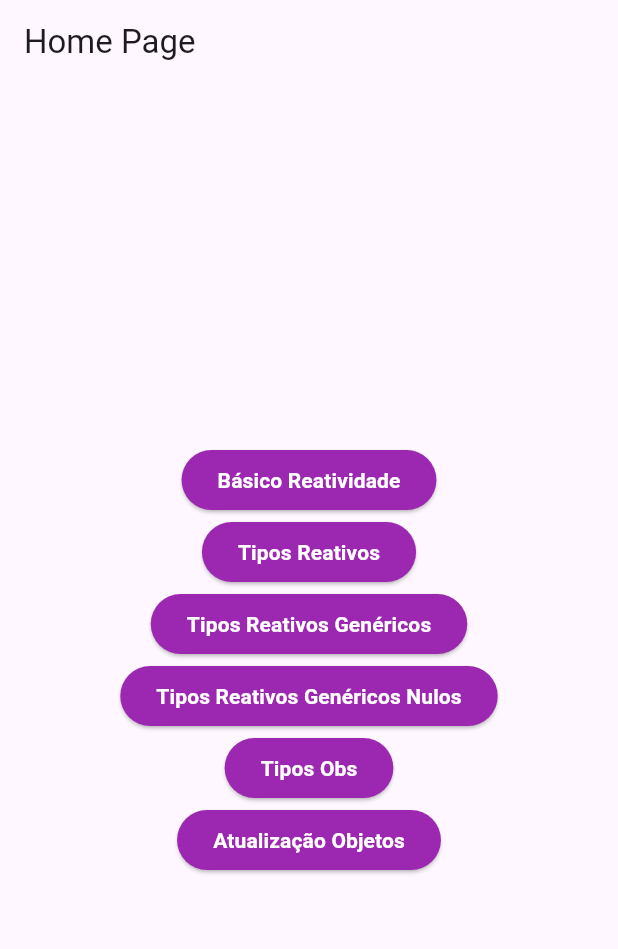
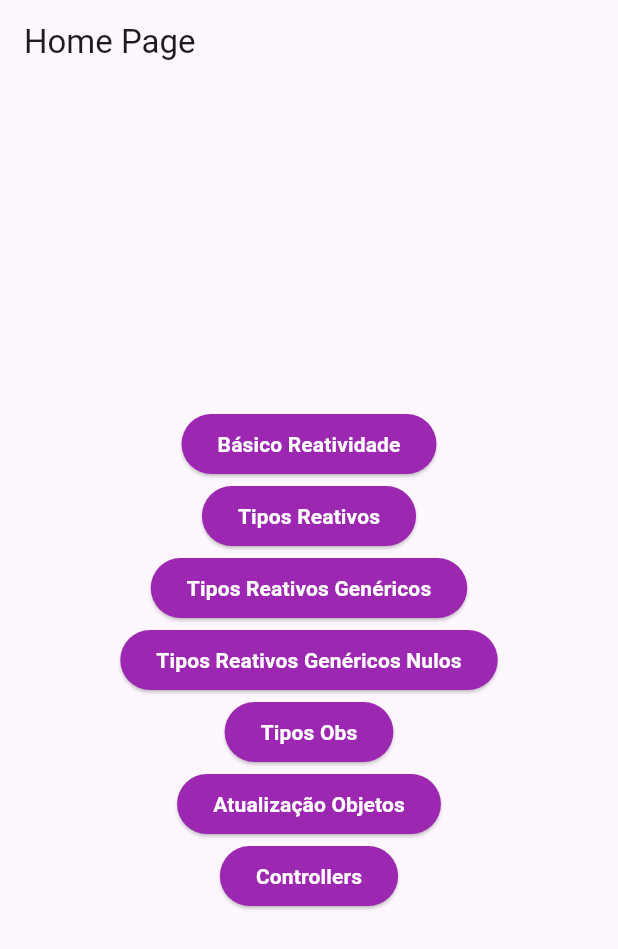
Before and after one commit to victorapc/get_state_manager, a Flutter app: the screen it shows after launch, on a phone screen of 412 x 824 dp. Shown: the top 949 px of the screen. Run offline on Flutter 3.47's test engine with Material 2 defaults, Android fonts, the phone set to English and light mode, and no system bars; our stand-ins replace get.

Commit message:
Get state manager usando controller.

```diff
--- a/lib/home_page.dart
+++ b/lib/home_page.dart
@@ -51,6 +51,12 @@ class HomePage extends StatelessWidget {
                 Get.toNamed('/atualizacaoObjetos');
               },
             ),
+            ElevatedButtonCustom(
+              text: 'Controllers',
+              onPressed: () {
+                Get.toNamed('/controllers');
+              },
+            ),
           ],
         ),
       ),
--- a/lib/main.dart
+++ b/lib/main.dart
@@ -2,6 +2,9 @@ import 'package:flutter/material.dart';
 import 'package:get/get.dart';
 import 'package:get_state_manager/atualizacao/atualizacao_objetos_page.dart';
 import 'package:get_state_manager/basico/reatividade_page.dart';
+import 'package:get_state_manager/controllers/controllers_home_page.dart';
+import 'package:get_state_manager/controllers/getxcontroller/controller_getx.dart';
+import 'package:get_state_manager/controllers/getxcontroller/getx_controller_example_page.dart';
 import 'package:get_state_manager/home_page.dart';
 import 'package:get_state_manager/tipos/tipos_obs_page.dart';
 import 'package:get_state_manager/tipos/tipos_reativos_genericos_nulos_page.dart';
@@ -52,6 +55,17 @@ class MyApp extends StatelessWidget {
           name: '/atualizacaoObjetos',
           page: () => AtualizacaoObjetosPage(),
         ),
+        GetPage(
+          name: '/controllers',
+          page: () => const ControllersHomePage(),
+          children: [
+            GetPage(
+              name: '/getxControllers',
+              binding: BindingsBuilder.put(() => ControllerGetx()),
+              page: () => const GetxControllerExamplePage(),
+            ),
+          ],
+        ),
       ],
     );
   }
```
Also changed, not shown: lib/controllers/controllers_home_page.dart (added, +28 -0 lines), lib/controllers/getxcontroller/controller_getx.dart (added, +30 -0 lines), lib/controllers/getxcontroller/getx_controller_example_page.dart (added, +46 -0 lines).
